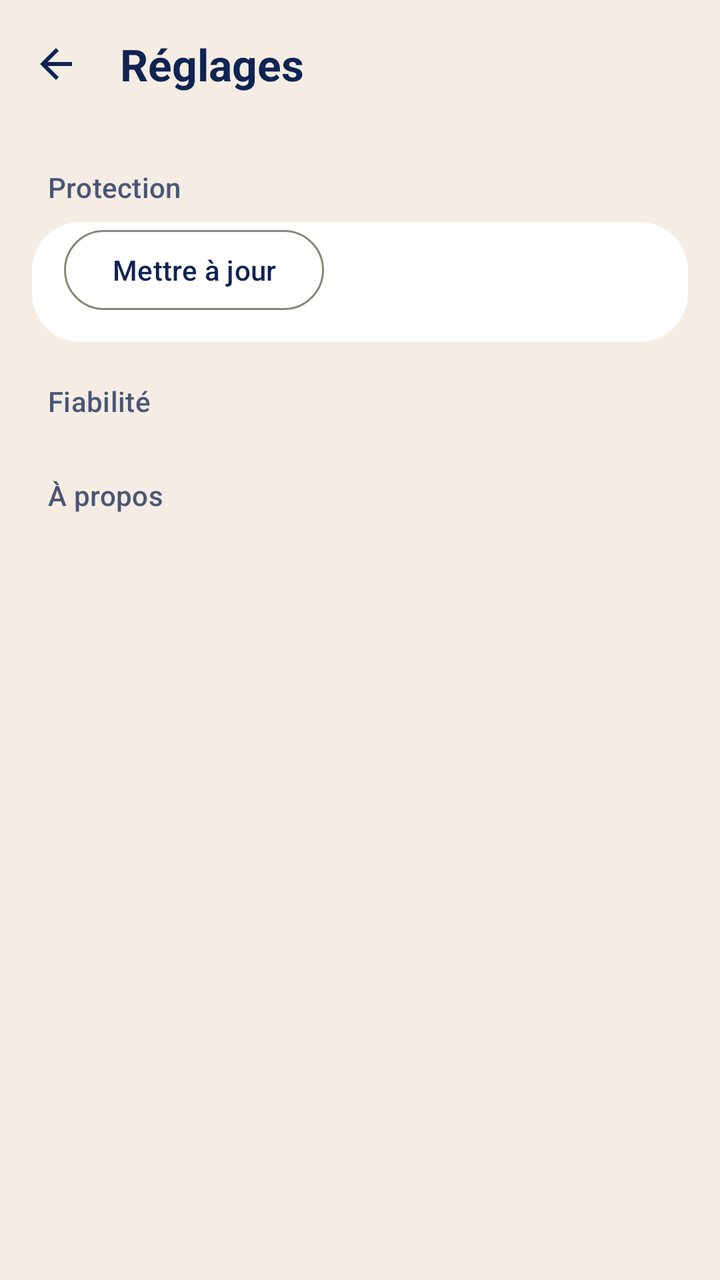
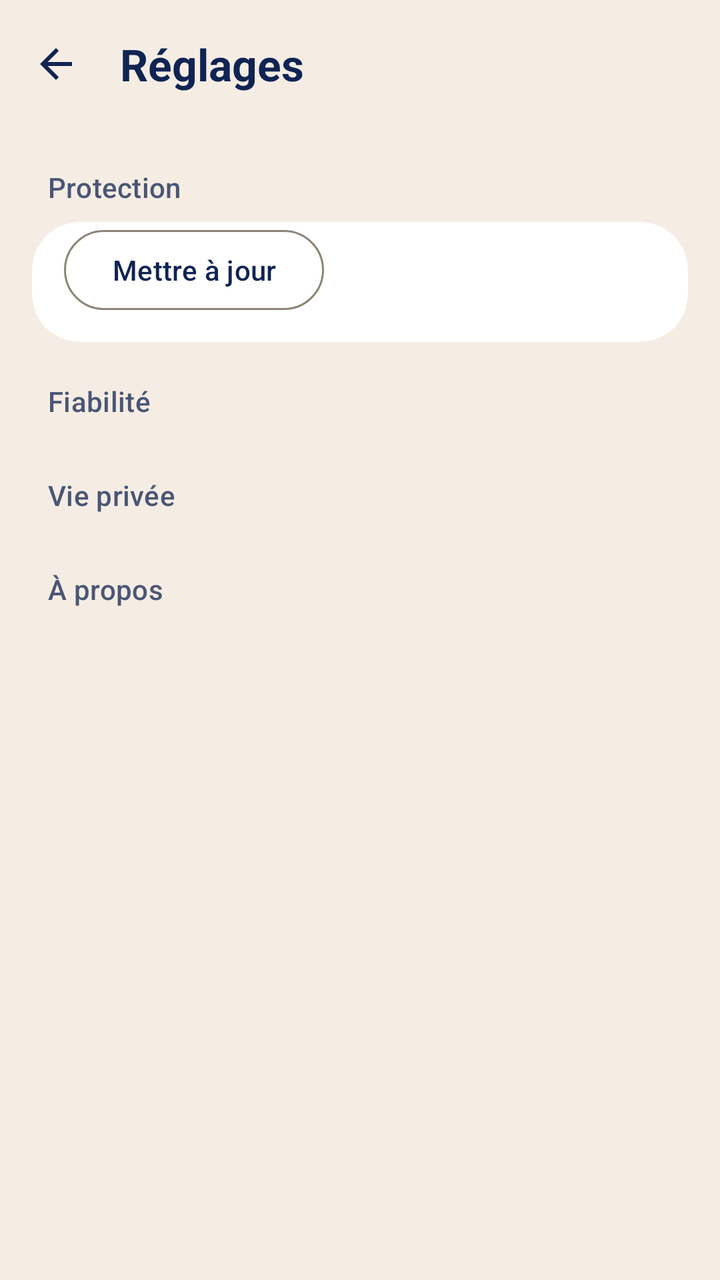

Before-and-after screenshots of an Android layout around one commit, followed by the original layout XML and the change that was made.
<!-- AndroidManifest.xml: application theme Theme.AKeeper -->
<!-- res/layout/screen_settings.xml -->
<?xml version="1.0" encoding="utf-8"?>
<LinearLayout xmlns:android="http://schemas.android.com/apk/res/android"
    xmlns:app="http://schemas.android.com/apk/res-auto"
    android:id="@+id/root"
    android:layout_width="match_parent"
    android:layout_height="match_parent"
    android:orientation="vertical">

    <LinearLayout
        android:layout_width="match_parent"
        android:layout_height="64dp"
        android:gravity="center_vertical"
        android:orientation="horizontal"
        android:paddingHorizontal="4dp">

        <ImageButton
            android:id="@+id/settings_back"
            android:layout_width="48dp"
            android:layout_height="48dp"
            android:background="?attr/selectableItemBackgroundBorderless"
            android:contentDescription="@string/settings_back"
            android:src="@drawable/ic_arrow_back"
            app:tint="?attr/colorOnSurface" />

        <TextView
            android:layout_width="wrap_content"
            android:layout_height="wrap_content"
            android:layout_marginStart="8dp"
            android:accessibilityHeading="true"
            android:text="@string/settings_title"
            android:textAppearance="?attr/textAppearanceTitleLarge"
            android:textColor="?attr/colorOnSurface"
            android:textStyle="bold" />
    </LinearLayout>

    <ScrollView
        android:layout_width="match_parent"
        android:layout_height="0dp"
        android:layout_weight="1">

        <LinearLayout
            android:layout_width="match_parent"
            android:layout_height="wrap_content"
            android:orientation="vertical"
            android:paddingHorizontal="16dp"
            android:paddingBottom="24dp">

            <TextView
                style="@style/Widget.AKeeper.SectionTitle"
                android:text="@string/settings_section_protection" />

            <com.google.android.material.card.MaterialCardView
                style="@style/Widget.AKeeper.Card"
                android:layout_width="match_parent"
                android:layout_height="wrap_content">

                <LinearLayout
                    android:id="@+id/settings_protection"
                    android:layout_width="match_parent"
                    android:layout_height="wrap_content"
                    android:orientation="vertical">

                    <com.google.android.material.button.MaterialButton
                        android:id="@+id/settings_rules_update"
                        style="@style/Widget.Material3.Button.OutlinedButton"
                        android:layout_width="wrap_content"
                        android:layout_height="48dp"
                        android:layout_marginHorizontal="16dp"
                        android:layout_marginBottom="12dp"
                        android:text="@string/settings_rules_update" />
                </LinearLayout>
            </com.google.android.material.card.MaterialCardView>

            <TextView
                style="@style/Widget.AKeeper.SectionTitle"
                android:text="@string/settings_section_reliability" />

            <com.google.android.material.card.MaterialCardView
                style="@style/Widget.AKeeper.Card"
                android:layout_width="match_parent"
                android:layout_height="wrap_content">

                <LinearLayout
                    android:id="@+id/settings_reliability"
                    android:layout_width="match_parent"
                    android:layout_height="wrap_content"
                    android:orientation="vertical" />
            </com.google.android.material.card.MaterialCardView>

            <TextView
                style="@style/Widget.AKeeper.SectionTitle"
                android:text="@string/settings_section_about" />

            <com.google.android.material.card.MaterialCardView
                style="@style/Widget.AKeeper.Card"
                android:layout_width="match_parent"
                android:layout_height="wrap_content">

                <LinearLayout
                    android:id="@+id/settings_about"
                    android:layout_width="match_parent"
                    android:layout_height="wrap_content"
                    android:orientation="vertical" />
            </com.google.android.material.card.MaterialCardView>
        </LinearLayout>
    </ScrollView>
</LinearLayout>
<!-- resources referenced by this layout -->
<resources>
  <!-- drawable ic_arrow_back (drawable) -->
  <vector xmlns:android="http://schemas.android.com/apk/res/android"
      android:width="24dp"
      android:height="24dp"
      android:autoMirrored="true"
      android:viewportWidth="24"
      android:viewportHeight="24">
      <path
          android:fillColor="@android:color/white"
          android:pathData="M20,11H7.83l5.59,-5.59L12,4l-8,8 8,8 1.41,-1.41L7.83,13H20v-2z" />
  </vector>
  <string name="settings_back">Retour</string>
  <string name="settings_rules_update">Mettre à jour</string>
  <string name="settings_section_about">À propos</string>
  <string name="settings_section_protection">Protection</string>
  <string name="settings_section_reliability">Fiabilité</string>
  <string name="settings_title">Réglages</string>
  <style name="Widget.AKeeper.Card" parent="Widget.Material3.CardView.Filled">
          <item name="cardBackgroundColor">@color/akeeper_card</item>
          <item name="cardCornerRadius">24dp</item>
          <item name="cardElevation">0dp</item>
      </style>
  <style name="Widget.AKeeper.SectionTitle" parent="">
          <item name="android:layout_width">wrap_content</item>
          <item name="android:layout_height">wrap_content</item>
          <item name="android:layout_marginStart">8dp</item>
          <item name="android:layout_marginTop">20dp</item>
          <item name="android:layout_marginBottom">8dp</item>
          <item name="android:accessibilityHeading">true</item>
          <item name="android:textAppearance">?attr/textAppearanceTitleSmall</item>
          <item name="android:textColor">?attr/colorOnSurfaceVariant</item>
      </style>
  <color name="akeeper_card">@color/akeeper_white</color>
  <color name="akeeper_primary">@color/akeeper_midnight</color>
  <color name="akeeper_on_primary">@color/akeeper_ivory</color>
  <color name="akeeper_turquoise">#FF36C2CF</color>
  <color name="akeeper_midnight">#FF102453</color>
  <color name="akeeper_link">@color/akeeper_turquoise_text</color>
  <color name="akeeper_background">@color/akeeper_ivory</color>
  <color name="akeeper_on_background">@color/akeeper_midnight</color>
  <color name="akeeper_on_background_variant">@color/akeeper_slate</color>
  <color name="akeeper_outline">@color/akeeper_taupe</color>
  <color name="akeeper_outline_variant">@color/akeeper_sand</color>
  <style name="Widget.AKeeper.Switch" parent="Widget.Material3.CompoundButton.MaterialSwitch">
          <item name="trackTint">@color/akeeper_switch_track</item>
          <item name="thumbTint">@color/akeeper_switch_thumb</item>
          <item name="trackDecorationTint">@color/akeeper_switch_track_decoration</item>
      </style>
  <color name="akeeper_white">#FFFFFFFF</color>
  <color name="akeeper_ivory">#FFF5EDE4</color>
  <color name="akeeper_turquoise_text">#FF0B6B75</color>
  <color name="akeeper_slate">#FF4A5675</color>
  <color name="akeeper_taupe">#FF8C8478</color>
  <color name="akeeper_sand">#FFE2D8CC</color>
  <!-- unchanged entries left out for length: 1 -->
</resources>

<!-- the commit's change to res/layout/screen_settings.xml (unified diff, before → after) -->
@@ -89,6 +89,22 @@
 
             <TextView
                 style="@style/Widget.AKeeper.SectionTitle"
+                android:text="@string/settings_section_privacy" />
+
+            <com.google.android.material.card.MaterialCardView
+                style="@style/Widget.AKeeper.Card"
+                android:layout_width="match_parent"
+                android:layout_height="wrap_content">
+
+                <LinearLayout
+                    android:id="@+id/settings_privacy"
+                    android:layout_width="match_parent"
+                    android:layout_height="wrap_content"
+                    android:orientation="vertical" />
+            </com.google.android.material.card.MaterialCardView>
+
+            <TextView
+                style="@style/Widget.AKeeper.SectionTitle"
                 android:text="@string/settings_section_about" />
 
             <com.google.android.material.card.MaterialCardView
<!-- resource entries referenced after the edit -->
@@ -14,6 +14,7 @@
   <string name="settings_back">Retour</string>
   <string name="settings_rules_update">Mettre à jour</string>
   <string name="settings_section_about">À propos</string>
+  <string name="settings_section_privacy">Vie privée</string>
   <string name="settings_section_protection">Protection</string>
   <string name="settings_section_reliability">Fiabilité</string>
   <string name="settings_title">Réglages</string>
